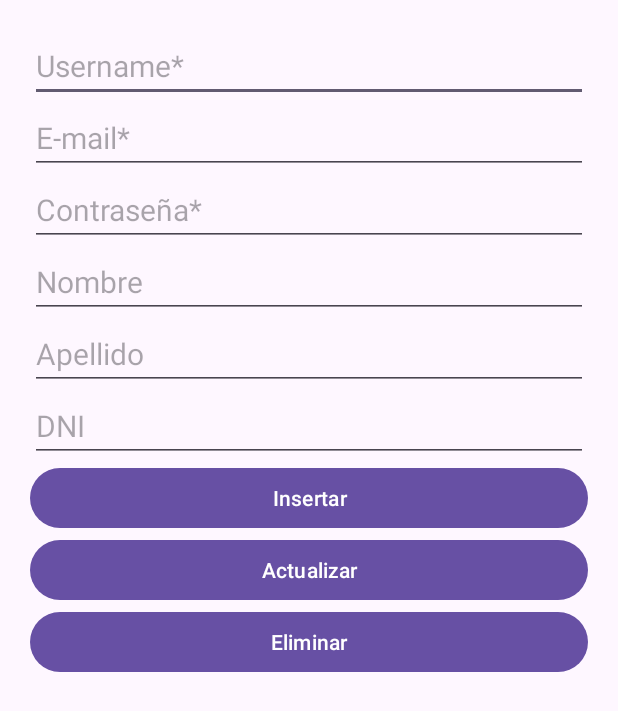
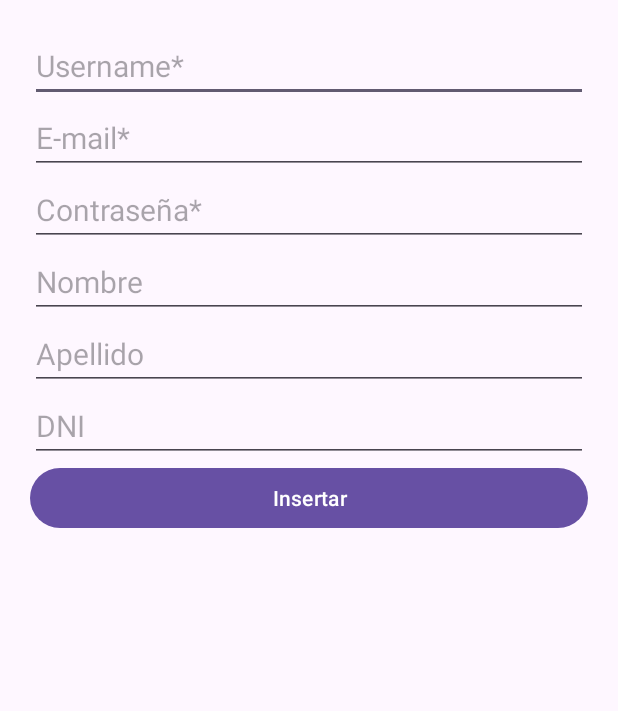
Before and after one commit to PaylemanC/CRUD, an Android app: the UsuarioActivity screen opened directly, with no data from a screen before it, on a phone screen of 412 x 824 dp. Shown: the top 711 px of the screen. Run offline under Robolectric (Android 15) with nearby library versions, the phone set to English and light mode, and no system bars.

```diff
--- a/app/src/main/java/com/example/crud/UsuarioActivity.java
+++ b/app/src/main/java/com/example/crud/UsuarioActivity.java
@@ -21,8 +21,8 @@ public class UsuarioActivity extends AppCompatActivity {
     private EditText textPassword;
 
     private Button btnInsertar;
-    private Button btnActualizar;
-    private Button btnEliminar;
+   // private Button btnActualizar;
+   // private Button btnEliminar;
 
     private TextView textoResultado;
 
@@ -40,8 +40,8 @@ public class UsuarioActivity extends AppCompatActivity {
         textPassword = findViewById(R.id.textPassword);
 
         btnInsertar = findViewById(R.id.btnInsertar);
-        btnActualizar = findViewById(R.id.btnActualizar);
-        btnEliminar = findViewById(R.id.btnEliminar);
+       // btnActualizar = findViewById(R.id.btnActualizar);
+       // btnEliminar = findViewById(R.id.btnEliminar);
 
         textoResultado = findViewById(R.id.textoResultado);
 
--- a/app/src/main/res/layout/activity_usuario.xml
+++ b/app/src/main/res/layout/activity_usuario.xml
@@ -58,17 +58,17 @@
         android:layout_height="wrap_content"
         android:text="Insertar" />
 
-    <Button
-        android:id="@+id/btnActualizar"
-        android:layout_width="match_parent"
-        android:layout_height="wrap_content"
-        android:text="Actualizar" />
+<!--    <Button-->
+<!--        android:id="@+id/btnActualizar"-->
+<!--        android:layout_width="match_parent"-->
+<!--        android:layout_height="wrap_content"-->
+<!--        android:text="Actualizar" />-->
 
-    <Button
-        android:id="@+id/btnEliminar"
-        android:layout_width="match_parent"
-        android:layout_height="wrap_content"
-        android:text="Eliminar" />
+<!--    <Button-->
+<!--        android:id="@+id/btnEliminar"-->
+<!--        android:layout_width="match_parent"-->
+<!--        android:layout_height="wrap_content"-->
+<!--        android:text="Eliminar" />-->
 
 
     <!--    <Button-->
```
Also changed, not shown: app/src/main/java/com/example/crud/CRUD.java (+37 -41 lines).
